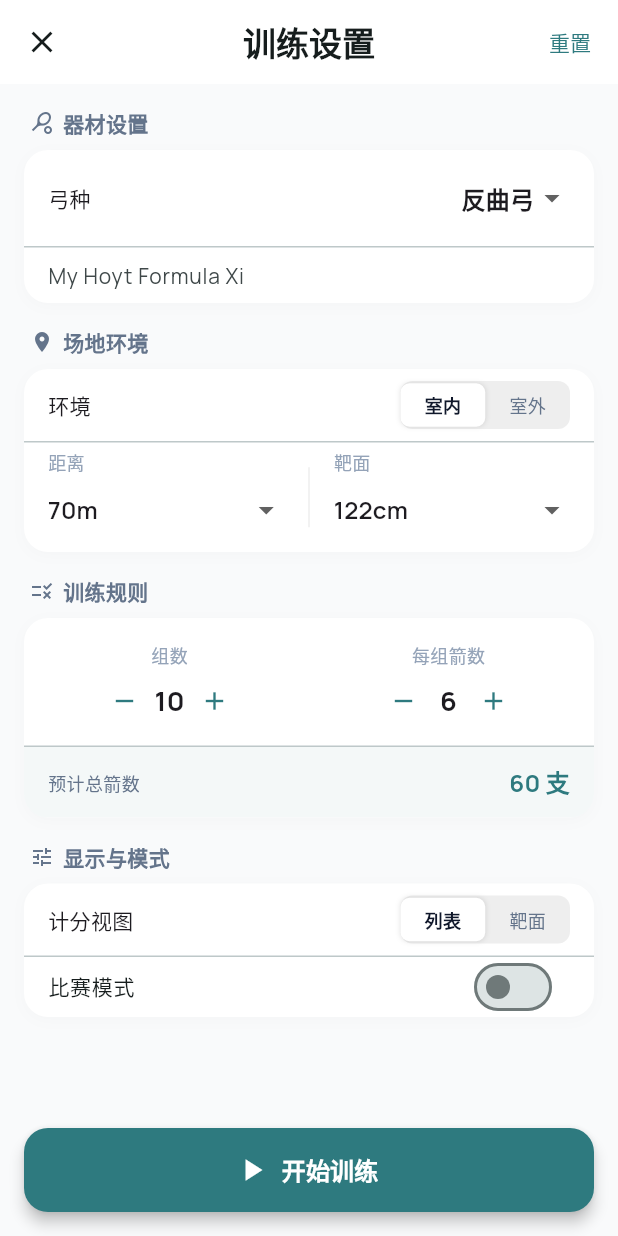
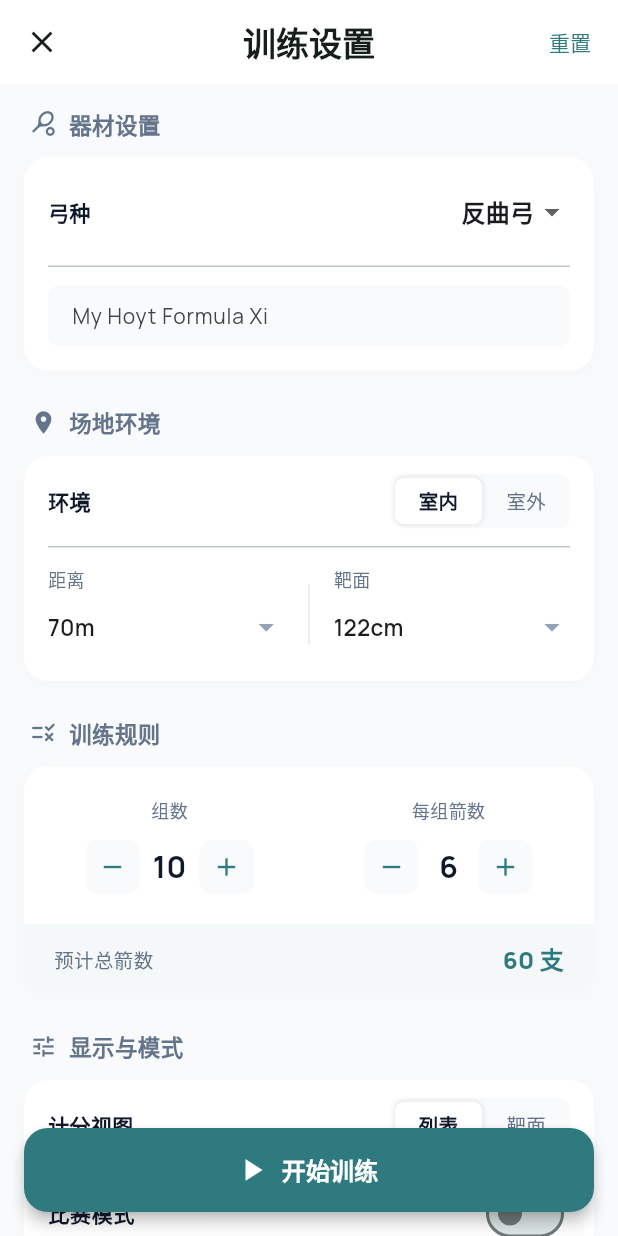
Before and after one commit to BinGess/archerypro, a Flutter app: the screen it shows after launch, item 2 of the bottom bar chosen, on a phone screen of 412 x 824 dp. Run offline on Flutter 3.47's test engine with Material 3 defaults, Android fonts, the phone set to English and light mode, and no system bars; our stand-ins replace fl_chart, flutter_riverpod, google_fonts, hive, hive_flutter; accounts and stored records are empty.

Commit message:
优化了设置页的一些间距

```diff
--- a/lib/screens/session_setup_screen.dart
+++ b/lib/screens/session_setup_screen.dart
@@ -161,22 +161,27 @@ class _SessionSetupScreenState extends ConsumerState<SessionSetupScreen> {
                     },
                   ),
                 ),
-                const Divider(height: 1),
+                const Divider(height: 1, indent: 16, endIndent: 16),
                 Padding(
-                  padding: const EdgeInsets.symmetric(vertical: 8, horizontal: 16),
+                  padding: const EdgeInsets.fromLTRB(16, 12, 16, 16),
                   child: TextField(
                     decoration: InputDecoration(
                       hintText: _getBowModelName(_selectedBowType),
-                      border: InputBorder.none,
+                      filled: true,
+                      fillColor: AppColors.backgroundLight,
+                      border: OutlineInputBorder(
+                        borderRadius: BorderRadius.circular(8),
+                        borderSide: BorderSide.none,
+                      ),
                       isDense: true,
-                      contentPadding: EdgeInsets.zero,
+                      contentPadding: const EdgeInsets.symmetric(horizontal: 12, vertical: 10),
                     ),
-                    style: const TextStyle(fontSize: 14, color: AppColors.textSlate500),
+                    style: const TextStyle(fontSize: 14, color: AppColors.textSlate900),
                   ),
                 ),
               ],
             ),
-            const SizedBox(height: 16),
+            const SizedBox(height: 24),
 
             // 2. 场地与环境 (Venue & Environment)
             _buildCardGroup(
@@ -186,9 +191,9 @@ class _SessionSetupScreenState extends ConsumerState<SessionSetupScreen> {
                 _buildRowItem(
                   label: '环境',
                   child: Container(
-                    height: 32,
+                    height: 36,
                     decoration: BoxDecoration(
-                      color: Colors.grey.shade200,
+                      color: AppColors.backgroundLight,
                       borderRadius: BorderRadius.circular(8),
                     ),
                     child: Row(
@@ -200,8 +205,10 @@ class _SessionSetupScreenState extends ConsumerState<SessionSetupScreen> {
                     ),
                   ),
                 ),
-                const Divider(height: 1),
-                Row(
+                const Divider(height: 1, indent: 16, endIndent: 16),
+                Padding(
+                  padding: const EdgeInsets.symmetric(vertical: 8),
+                  child: Row(
                     children: [
                       Expanded(
                         child: _buildDropdownItem(
@@ -211,7 +218,7 @@ class _SessionSetupScreenState extends ConsumerState<SessionSetupScreen> {
                           onChanged: (v) => setState(() => _distance = double.parse(v!.replaceAll('m', ''))),
                         ),
                       ),
-                    Container(width: 1, height: 40, color: Colors.grey.shade200),
+                      Container(width: 1, height: 40, color: AppColors.borderLight),
                       Expanded(
                         child: _buildDropdownItem(
                           label: '靶面',
@@ -222,9 +229,10 @@ class _SessionSetupScreenState extends ConsumerState<SessionSetupScreen> {
                       ),
                     ],
                   ),
+                ),
               ],
             ),
-            const SizedBox(height: 16),
+            const SizedBox(height: 24),
 
             // 3. 训练规则 (Rules)
             _buildCardGroup(
@@ -232,7 +240,7 @@ class _SessionSetupScreenState extends ConsumerState<SessionSetupScreen> {
               icon: Icons.rule,
               children: [
                 Padding(
-                  padding: const EdgeInsets.all(16),
+                  padding: const EdgeInsets.all(20),
                   child: Row(
                     children: [
                       Expanded(
@@ -241,7 +249,7 @@ class _SessionSetupScreenState extends ConsumerState<SessionSetupScreen> {
                           () => setState(() { if (_endCount > 1) _endCount--; })
                         ),
                       ),
-                      const SizedBox(width: 24),
+                      const SizedBox(width: 32),
                       Expanded(
                         child: _buildCompactCounter('每组箭数', _arrowsPerEnd,
                           () => setState(() { if (_arrowsPerEnd < 12) _arrowsPerEnd++; }),
@@ -251,21 +259,20 @@ class _SessionSetupScreenState extends ConsumerState<SessionSetupScreen> {
                     ],
                   ),
                 ),
-                const Divider(height: 1),
                 Container(
-                  padding: const EdgeInsets.symmetric(horizontal: 16, vertical: 12),
+                  padding: const EdgeInsets.symmetric(horizontal: 20, vertical: 12),
                   color: AppColors.primary.withOpacity(0.05),
                   child: Row(
                     mainAxisAlignment: MainAxisAlignment.spaceBetween,
                     children: [
-                      const Text('预计总箭数', style: TextStyle(fontSize: 12, color: AppColors.textSlate500)),
-                      Text('$totalArrows 支', style: const TextStyle(fontSize: 16, fontWeight: FontWeight.bold, color: AppColors.primary)),
+                      const Text('预计总箭数', style: TextStyle(fontSize: 13, color: AppColors.textSlate500, fontWeight: FontWeight.w500)),
+                      Text('$totalArrows 支', style: const TextStyle(fontSize: 16, fontWeight: FontWeight.w900, color: AppColors.primary)),
                     ],
                   ),
                 ),
               ],
             ),
-            const SizedBox(height: 16),
+            const SizedBox(height: 24),
 
             // 4. 偏好设置 (Preferences)
             _buildCardGroup(
@@ -275,9 +282,9 @@ class _SessionSetupScreenState extends ConsumerState<SessionSetupScreen> {
                 _buildRowItem(
                   label: '计分视图',
                   child: Container(
-                    height: 32,
+                    height: 36,
                     decoration: BoxDecoration(
-                      color: Colors.grey.shade200,
+                      color: AppColors.backgroundLight,
                       borderRadius: BorderRadius.circular(8),
                     ),
                     child: Row(
@@ -289,14 +296,14 @@ class _SessionSetupScreenState extends ConsumerState<SessionSetupScreen> {
                     ),
                   ),
                 ),
-                const Divider(height: 1),
+                const Divider(height: 1, indent: 16, endIndent: 16),
                 SwitchListTile(
-                  title: const Text('比赛模式', style: TextStyle(fontSize: 14, fontWeight: FontWeight.w500)),
+                  title: const Text('比赛模式', style: TextStyle(fontSize: 14, fontWeight: FontWeight.w600, color: AppColors.textSlate900)),
                   value: _isCompetitionMode,
                   onChanged: (val) => setState(() => _isCompetitionMode = val),
                   activeColor: AppColors.primary,
+                  contentPadding: const EdgeInsets.symmetric(horizontal: 16, vertical: 4),
                   dense: true,
-                  visualDensity: VisualDensity.compact,
                 ),
               ],
             ),
@@ -327,12 +334,12 @@ class _SessionSetupScreenState extends ConsumerState<SessionSetupScreen> {
       crossAxisAlignment: CrossAxisAlignment.start,
       children: [
         Padding(
-          padding: const EdgeInsets.only(left: 4, bottom: 8),
+          padding: const EdgeInsets.only(left: 4, bottom: 12),
           child: Row(
             children: [
-              Icon(icon, size: 16, color: AppColors.textSlate500),
-              const SizedBox(width: 6),
-              Text(title, style: const TextStyle(fontSize: 14, fontWeight: FontWeight.bold, color: AppColors.textSlate500)),
+              Icon(icon, size: 18, color: AppColors.textSlate500),
+              const SizedBox(width: 8),
+              Text(title, style: const TextStyle(fontSize: 15, fontWeight: FontWeight.bold, color: AppColors.textSlate500)),
             ],
           ),
         ),
@@ -351,11 +358,11 @@ class _SessionSetupScreenState extends ConsumerState<SessionSetupScreen> {
 
   Widget _buildRowItem({required String label, required Widget child}) {
     return Padding(
-      padding: const EdgeInsets.symmetric(horizontal: 16, vertical: 8),
+      padding: const EdgeInsets.symmetric(horizontal: 16, vertical: 12),
       child: Row(
         mainAxisAlignment: MainAxisAlignment.spaceBetween,
         children: [
-          Text(label, style: const TextStyle(fontSize: 14, fontWeight: FontWeight.w500)),
+          Text(label, style: const TextStyle(fontSize: 14, fontWeight: FontWeight.w600, color: AppColors.textSlate900)),
           child,
         ],
       ),
@@ -375,8 +382,8 @@ class _SessionSetupScreenState extends ConsumerState<SessionSetupScreen> {
         child: Text(
           text,
           style: TextStyle(
-            fontSize: 12,
-            fontWeight: isSelected ? FontWeight.bold : FontWeight.normal,
+            fontSize: 13,
+            fontWeight: isSelected ? FontWeight.bold : FontWeight.w500,
             color: isSelected ? AppColors.textSlate900 : AppColors.textSlate500,
           ),
         ),
@@ -390,12 +397,13 @@ class _SessionSetupScreenState extends ConsumerState<SessionSetupScreen> {
       child: Column(
         crossAxisAlignment: CrossAxisAlignment.start,
         children: [
-          Text(label, style: const TextStyle(fontSize: 12, color: AppColors.textSlate400)),
+          Text(label, style: const TextStyle(fontSize: 12, color: AppColors.textSlate500, fontWeight: FontWeight.w500)),
           DropdownButton<String>(
             value: value,
             isExpanded: true,
             underline: const SizedBox(),
-            items: items.map((item) => DropdownMenuItem(value: item, child: Text(item, style: const TextStyle(fontWeight: FontWeight.w600)))).toList(),
+            icon: const Icon(Icons.arrow_drop_down, color: AppColors.textSlate400),
+            items: items.map((item) => DropdownMenuItem(value: item, child: Text(item, style: const TextStyle(fontWeight: FontWeight.w600, fontSize: 15)))).toList(),
             onChanged: onChanged,
           ),
         ],
@@ -406,23 +414,33 @@ class _SessionSetupScreenState extends ConsumerState<SessionSetupScreen> {
   Widget _buildCompactCounter(String label, int value, VoidCallback onIncrement, VoidCallback onDecrement) {
     return Column(
       children: [
-        Text(label, style: const TextStyle(fontSize: 12, color: AppColors.textSlate400)),
-        const SizedBox(height: 8),
+        Text(label, style: const TextStyle(fontSize: 12, color: AppColors.textSlate500, fontWeight: FontWeight.w500)),
+        const SizedBox(height: 12),
         Row(
           mainAxisAlignment: MainAxisAlignment.center,
           children: [
-            InkWell(
+            Material(
+              color: AppColors.backgroundLight,
+              borderRadius: BorderRadius.circular(8),
+              child: InkWell(
                 onTap: onDecrement,
-              child: const Padding(padding: EdgeInsets.all(4), child: Icon(Icons.remove, size: 20, color: AppColors.primary)),
+                borderRadius: BorderRadius.circular(8),
+                child: const Padding(padding: EdgeInsets.all(8), child: Icon(Icons.remove, size: 20, color: AppColors.primary)),
+              ),
             ),
             Container(
-              constraints: const BoxConstraints(minWidth: 32),
+              constraints: const BoxConstraints(minWidth: 40),
               alignment: Alignment.center,
-              child: Text('$value', style: const TextStyle(fontSize: 18, fontWeight: FontWeight.bold)),
+              child: Text('$value', style: const TextStyle(fontSize: 20, fontWeight: FontWeight.bold, color: AppColors.textSlate900)),
             ),
-            InkWell(
+            Material(
+              color: AppColors.backgroundLight,
+              borderRadius: BorderRadius.circular(8),
+              child: InkWell(
                 onTap: onIncrement,
-              child: const Padding(padding: EdgeInsets.all(4), child: Icon(Icons.add, size: 20, color: AppColors.primary)),
+                borderRadius: BorderRadius.circular(8),
+                child: const Padding(padding: EdgeInsets.all(8), child: Icon(Icons.add, size: 20, color: AppColors.primary)),
+              ),
             ),
           ],
         ),
```
Also changed, not shown: 10 other files. Lines whose indentation alone changed are shown as unchanged.
